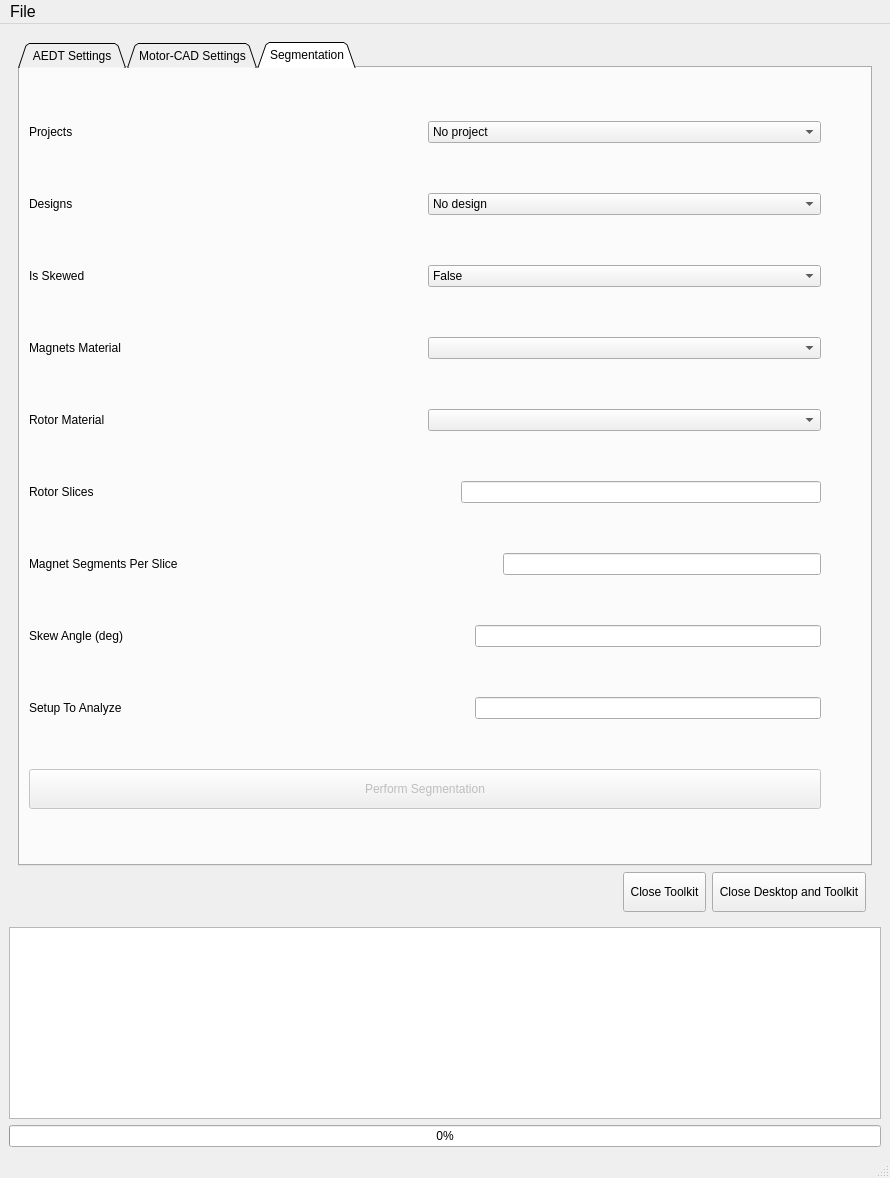
Qt form src/ansys/aedt/toolkits/motor/ui/common/toolkit.ui (ansys/magnet-segmentation-toolkit) before a commit.
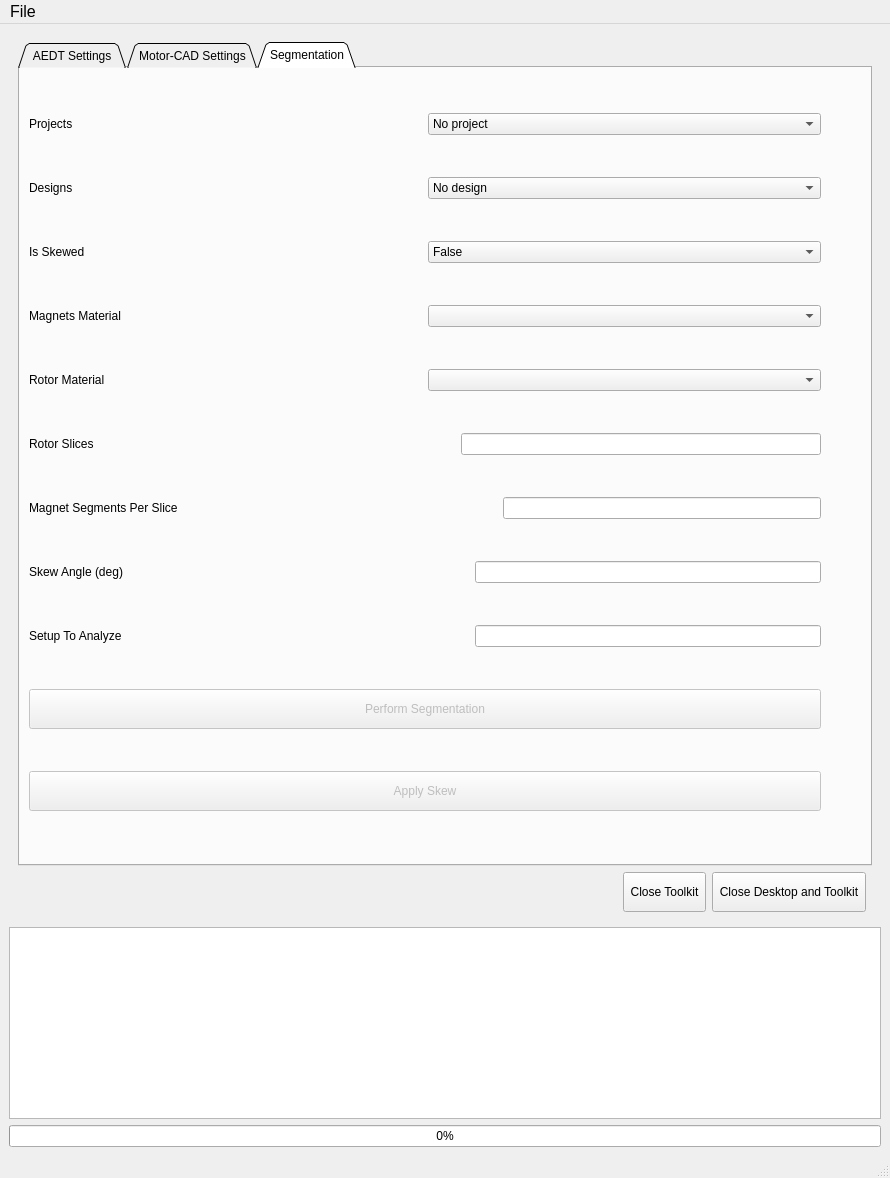
The same form after that commit.

What changed in the file:
```diff
--- a/src/ansys/aedt/toolkits/motor/ui/common/toolkit.ui
+++ b/src/ansys/aedt/toolkits/motor/ui/common/toolkit.ui
@@ -1000,6 +1000,22 @@
                </property>
               </widget>
              </item>
+             <item>
+              <widget class="QPushButton" name="skew">
+               <property name="enabled">
+                <bool>false</bool>
+               </property>
+               <property name="minimumSize">
+                <size>
+                 <width>0</width>
+                 <height>40</height>
+                </size>
+               </property>
+               <property name="text">
+                <string>Apply Skew</string>
+               </property>
+              </widget>
+             </item>
             </layout>
            </item>
            <item>
```
